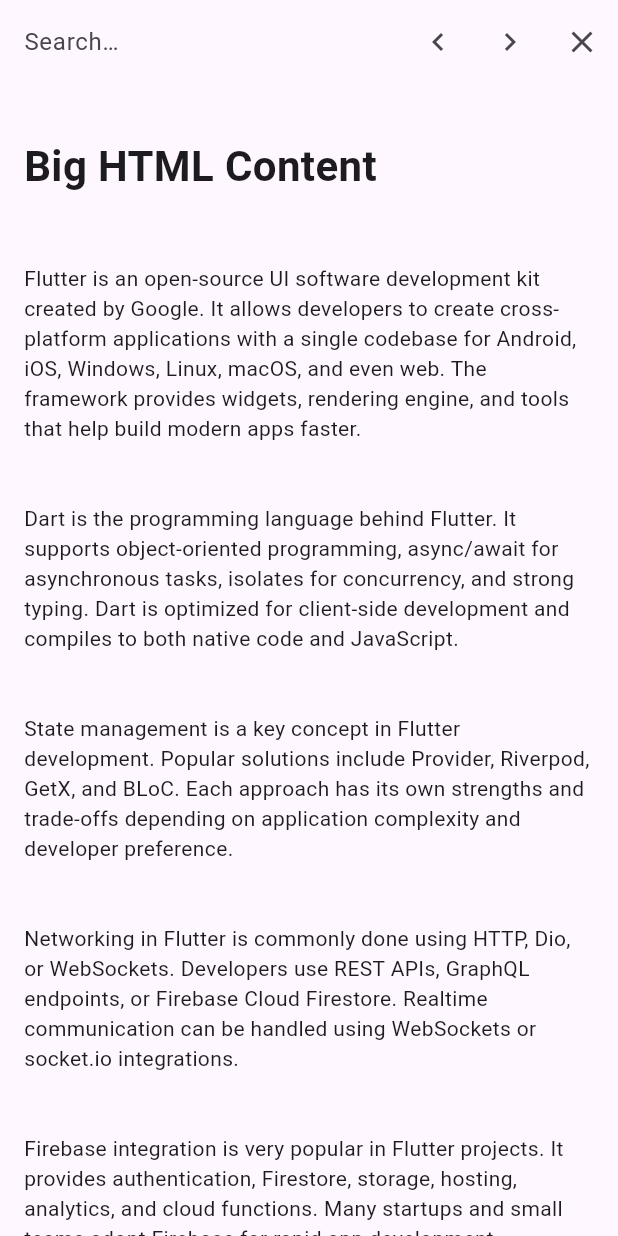
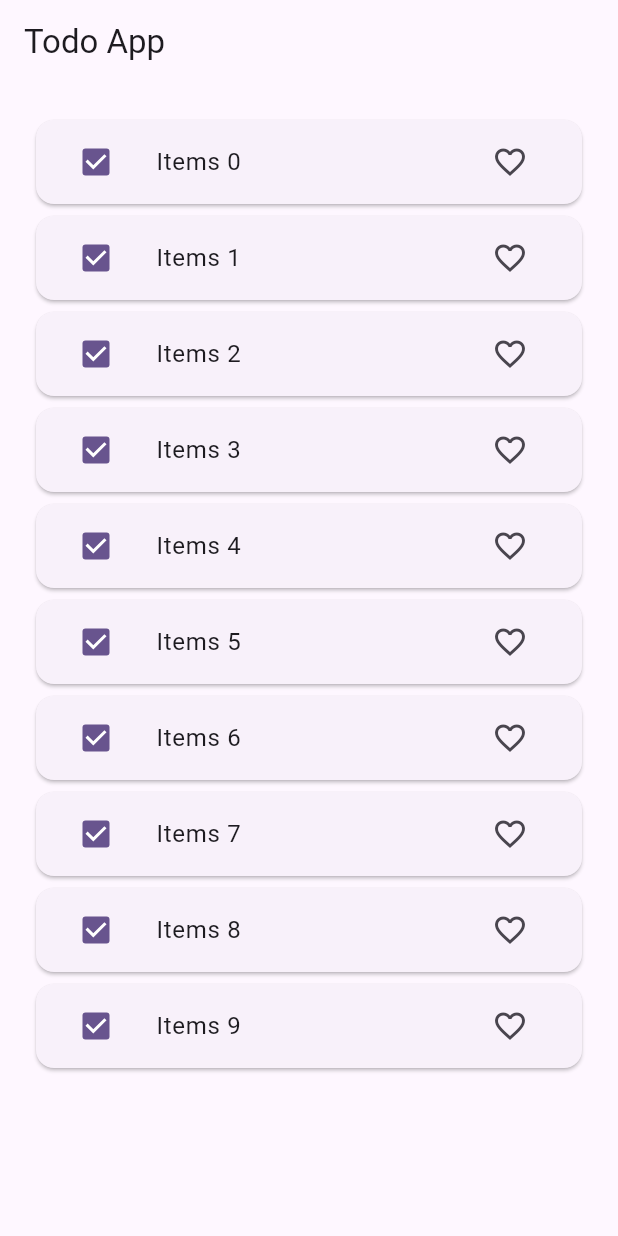
Before and after one commit to SubrataSoftBD/Flutter_bloc_learn, a Flutter app: the screen it shows after launch, on a phone screen of 412 x 824 dp. Run offline on Flutter 3.47's test engine with Material 3 defaults, Android fonts, the phone set to English and light mode, and no system bars; drawn by our look-alikes of flutter_widget_from_html_core; our stand-ins replace bloc, equatable, flutter_bloc, image_picker; missing offline and left inert: flutter_inappwebview.

Commit message:
Need to debug

```diff
--- /dev/null
+++ b/lib/favourite/bloc/favourite_bloc.dart
@@ -0,0 +1,53 @@
+import 'package:flutter_bloc/flutter_bloc.dart';
+import 'package:flutter_bloc_tutorial/favourite/bloc/favourite_event.dart';
+import 'package:flutter_bloc_tutorial/favourite/bloc/favourite_state.dart';
+import 'package:flutter_bloc_tutorial/model/favourite_list_model.dart';
+import 'package:flutter_bloc_tutorial/repository/favourite_repository.dart';
+
+class FavouriteBloc extends Bloc<FavouriteEvent, FavouriteState> {
+  List<FavouriteListModel> favouriteList = [];
+  List<FavouriteListModel> tempFavouriteList = [];
+  FavouriteRepository favouriteRepository;
+
+  FavouriteBloc(this.favouriteRepository) : super(FavouriteState()) {
+    on<FetchFavouriteList>(_fetchList);
+    on<FavouriteList>(_addFavouriteItem);
+    on<SelectItem>(_selectedItem);
+    on<UnSelectItem>(_unSelectedItem);
+  }
+
+  void _fetchList(
+    FetchFavouriteList event,
+    Emitter<FavouriteState> emit,
+  ) async {
+    favouriteList = await favouriteRepository.fetchItems();
+    emit(
+      state.copyWith(
+        favouriteList: List.from(favouriteList),
+        status: ListStatus.success,
+      ),
+    );
+  }
+
+  void _addFavouriteItem(
+    FavouriteList event,
+    Emitter<FavouriteState> emit,
+  ) async {
+    final index = favouriteList.indexWhere(
+      (element) => element.id == event.items.id,
+    );
+    favouriteList[index] = event.items;
+    emit(state.copyWith(favouriteList: List.from(favouriteList)));
+  }
+
+  void _selectedItem(SelectItem event, Emitter<FavouriteState> emit) async {
+    tempFavouriteList.add(event.items);
+
+    emit(state.copyWith(tempFavouriteList: List.from(tempFavouriteList)));
+  }
+
+  void _unSelectedItem(UnSelectItem event, Emitter<FavouriteState> emit) async {
+    tempFavouriteList.remove(event.items);
+    emit(state.copyWith(tempFavouriteList: List.from(tempFavouriteList)));
+  }
+}
--- /dev/null
+++ b/lib/favourite/bloc/favourite_event.dart
@@ -0,0 +1,26 @@
+import 'package:equatable/equatable.dart';
+import 'package:flutter_bloc_tutorial/model/favourite_list_model.dart';
+
+abstract class FavouriteEvent extends Equatable {
+  const FavouriteEvent();
+
+  @override
+  List<Object?> get props => [];
+}
+
+class FetchFavouriteList extends FavouriteEvent {}
+
+class FavouriteList extends FavouriteEvent {
+  final FavouriteListModel items;
+  const FavouriteList({required this.items});
+}
+
+class SelectItem extends FavouriteEvent {
+  final FavouriteListModel items;
+  const SelectItem({required this.items});
+}
+
+class UnSelectItem extends FavouriteEvent {
+  final FavouriteListModel items;
+  const UnSelectItem({required this.items});
+}
--- /dev/null
+++ b/lib/favourite/bloc/favourite_state.dart
@@ -0,0 +1,33 @@
+import 'package:equatable/equatable.dart';
+
+import '../../model/favourite_list_model.dart';
+
+enum ListStatus { loading, success, failure }
+
+class FavouriteState extends Equatable {
+  final List<FavouriteListModel> favouriteList;
+  final List<FavouriteListModel> tempFavouriteList;
+
+  final ListStatus status;
+
+  const FavouriteState({
+    this.favouriteList = const [],
+    this.tempFavouriteList = const [],
+    this.status = ListStatus.loading,
+  });
+
+  FavouriteState copyWith({
+    List<FavouriteListModel>? favouriteList,
+    List<FavouriteListModel>? tempFavouriteList,
+    ListStatus? status,
+  }) {
+    return FavouriteState(
+      favouriteList: favouriteList ?? this.favouriteList,
+      tempFavouriteList: favouriteList ?? this.tempFavouriteList,
+      status: status ?? this.status,
+    );
+  }
+
+  @override
+  List<Object?> get props => [favouriteList, tempFavouriteList, status];
+}
--- /dev/null
+++ b/lib/favourite/favourite_view.dart
@@ -0,0 +1,87 @@
+import 'package:flutter/material.dart';
+import 'package:flutter_bloc/flutter_bloc.dart';
+import 'package:flutter_bloc_tutorial/favourite/bloc/favourite_bloc.dart';
+import 'package:flutter_bloc_tutorial/favourite/bloc/favourite_event.dart';
+import 'package:flutter_bloc_tutorial/favourite/bloc/favourite_state.dart';
+import 'package:flutter_bloc_tutorial/model/favourite_list_model.dart';
+
+class FavouriteView extends StatefulWidget {
+  const FavouriteView({super.key});
+
+  @override
+  State<FavouriteView> createState() => _FavouriteViewState();
+}
+
+class _FavouriteViewState extends State<FavouriteView> {
+  @override
+  void initState() {
+    super.initState();
+    context.read<FavouriteBloc>().add(FetchFavouriteList());
+  }
+
+  @override
+  Widget build(BuildContext context) {
+    return Scaffold(
+      appBar: AppBar(title: Text("Todo App")),
+      body: Padding(
+        padding: const EdgeInsets.all(20),
+        child: BlocBuilder<FavouriteBloc, FavouriteState>(
+          builder: (context, state) {
+            if (state.status == ListStatus.loading) {
+              return Center(child: CircularProgressIndicator());
+            }
+            if (state.status == ListStatus.failure) {
+              return Center(child: Text("Something went wrong"));
+            } else {
+              return ListView.builder(
+                itemCount: state.favouriteList.length,
+                itemBuilder: (context, index) {
+                  final data = state.favouriteList[index];
+                  return Card(
+                    child: ListTile(
+                      leading: Checkbox(
+                        value: state.tempFavouriteList.contains(data)
+                            ? true
+                            : false,
+                        onChanged: (value) {
+                          print(value!);
+                          if (value!) {
+                            context.read<FavouriteBloc>().add(
+                              SelectItem(items: data),
+                            );
+                          } else {
+                            context.read<FavouriteBloc>().add(
+                              UnSelectItem(items: data),
+                            );
+                          }
+                        },
+                      ),
+                      title: Text(state.favouriteList[index].value),
+                      trailing: IconButton(
+                        onPressed: () {
+                          FavouriteListModel fav = FavouriteListModel(
+                            id: data.id,
+                            value: data.value,
+                            isFavourite: data.isFavourite ? false : true,
+                          );
+                          context.read<FavouriteBloc>().add(
+                            FavouriteList(items: fav),
+                          );
+                        },
+                        icon: Icon(
+                          data.isFavourite
+                              ? Icons.favorite
+                              : Icons.favorite_outline,
+                        ),
+                      ),
+                    ),
+                  );
+                },
+              );
+            }
+          },
+        ),
+      ),
+    );
+  }
+}
--- /dev/null
+++ b/lib/image_picker/bloc/image_picker_bloc.dart
@@ -0,0 +1,32 @@
+import 'package:bloc/bloc.dart';
+import 'package:flutter_bloc/flutter_bloc.dart';
+import 'package:flutter_bloc_tutorial/image_picker/bloc/image_picker_event.dart';
+import 'package:flutter_bloc_tutorial/image_picker/bloc/image_picker_state.dart';
+import 'package:image_picker/image_picker.dart';
+
+import '../../utils/image_picker_utils.dart';
+
+class ImagePickerBloc extends Bloc<ImagePickerEvent, ImagePickerState> {
+  final ImagePickerUtils imagePickerUtils;
+
+  ImagePickerBloc(this.imagePickerUtils) : super(ImagePickerState()) {
+    on<CameraCapture>(_onCameraCapture);
+    on<GalleryPicker>(_onGalleryPicker);
+  }
+
+  void _onCameraCapture(
+    CameraCapture event,
+    Emitter<ImagePickerState> emit,
+  ) async {
+    XFile? file = await imagePickerUtils.cameraCaptureTap();
+    emit(state.copyWith(file: file));
+  }
+
+  void _onGalleryPicker(
+    GalleryPicker event,
+    Emitter<ImagePickerState> emit,
+  ) async {
+    XFile? file = await imagePickerUtils.galleryCaptureTap();
+    emit(state.copyWith(file: file));
+  }
+}
--- /dev/null
+++ b/lib/image_picker/bloc/image_picker_event.dart
@@ -0,0 +1,13 @@
+
+
+import 'package:equatable/equatable.dart';
+
+abstract class ImagePickerEvent extends Equatable {
+  const ImagePickerEvent();
+
+  @override
+  List<Object> get props => [];
+}
+
+class CameraCapture extends ImagePickerEvent{}
+class GalleryPicker extends ImagePickerEvent{}
--- /dev/null
+++ b/lib/image_picker/bloc/image_picker_state.dart
@@ -0,0 +1,15 @@
+import 'package:equatable/equatable.dart';
+import 'package:image_picker/image_picker.dart';
+
+class ImagePickerState extends Equatable {
+  final XFile? file;
+
+  const ImagePickerState({this.file});
+
+  ImagePickerState copyWith({XFile? file}) {
+    return ImagePickerState(file: file ?? this.file);
+  }
+
+  @override
+  List<Object> get props => [file ?? ""];
+}
--- a/lib/main.dart
+++ b/lib/main.dart
@@ -1,8 +1,14 @@
 import 'package:flutter/material.dart';
 import 'package:flutter_bloc/flutter_bloc.dart';
 import 'package:flutter_bloc_tutorial/counter/bloc/counter_bloc.dart';
-import 'package:flutter_bloc_tutorial/search/html.dart';
+import 'package:flutter_bloc_tutorial/favourite/bloc/favourite_bloc.dart';
+import 'package:flutter_bloc_tutorial/image_picker/bloc/image_picker_bloc.dart';
+import 'package:flutter_bloc_tutorial/repository/favourite_repository.dart';
 import 'package:flutter_bloc_tutorial/switch_example/bloc/switch_bloc.dart';
+import 'package:flutter_bloc_tutorial/todo/bloc/todo_bloc.dart';
+import 'package:flutter_bloc_tutorial/utils/image_picker_utils.dart';
+
+import 'favourite/favourite_view.dart';
 
 void main() async {
   WidgetsFlutterBinding.ensureInitialized();
@@ -18,13 +24,16 @@ class MyApp extends StatelessWidget {
       providers: [
         BlocProvider(create: (context) => CounterBloc()),
         BlocProvider(create: (context) => SwitchBloc()),
+        BlocProvider(create: (context) => ImagePickerBloc(ImagePickerUtils())),
+        BlocProvider(create: (context) => TodoBloc()),
+        BlocProvider(create: (context) => FavouriteBloc(FavouriteRepository())),
       ],
       child: MaterialApp(
         title: 'Flutter Demo',
         theme: ThemeData(
           colorScheme: ColorScheme.fromSeed(seedColor: Colors.deepPurple),
         ),
-        home: const HtmlSearchView(),
+        home: const FavouriteView(),
       ),
     );
   }
--- /dev/null
+++ b/lib/model/favourite_list_model.dart
@@ -0,0 +1,32 @@
+import 'package:equatable/equatable.dart';
+
+class FavouriteListModel extends Equatable {
+  final String id;
+  final String value;
+  final bool isDeleting;
+  final bool isFavourite;
+
+  const FavouriteListModel({
+    required this.id,
+    required this.value,
+    this.isDeleting = false,
+    this.isFavourite = false,
+  });
+
+  FavouriteListModel copyWith({
+    String? id,
+    String? value,
+    bool? isDeleting,
+    bool? isFavourite,
+  }) {
+    return FavouriteListModel(
+      id: id ?? this.id,
+      value: value ?? this.value,
+      isDeleting: isDeleting ?? this.isDeleting,
+      isFavourite: isFavourite ?? this.isFavourite,
+    );
+  }
+
+  @override
+  List<Object?> get props => [id, value, isDeleting, isFavourite];
+}
--- /dev/null
+++ b/lib/repository/favourite_repository.dart
@@ -0,0 +1,16 @@
+import 'package:flutter_bloc_tutorial/model/favourite_list_model.dart';
+
+class FavouriteRepository {
+  Future<List<FavouriteListModel>> fetchItems() async {
+    await Future.delayed(const Duration(seconds: 3));
+    return List.of(_generateList(10));
+  }
+
+  List<FavouriteListModel> _generateList(int length) {
+    return List.generate(
+      length,
+      (index) =>
+          FavouriteListModel(id: index.toString(), value: "Items $index"),
+    );
+  }
+}
--- a/lib/search/html.dart
+++ b/lib/search/html.dart
@@ -141,6 +141,7 @@ class _HtmlSearchViewState extends State<HtmlSearchView> {
       caseSensitive: false,
     );
     blocks = regex.allMatches(content).map((m) => m.group(0) ?? "").toList();
+    print(blocks);
     blockKeys = List.generate(blocks.length, (_) => GlobalKey());
   }
 
--- /dev/null
+++ b/lib/todo/bloc/todo_bloc.dart
@@ -0,0 +1,22 @@
+import 'package:flutter_bloc/flutter_bloc.dart';
+import 'package:flutter_bloc_tutorial/todo/bloc/todo_event.dart';
+import 'package:flutter_bloc_tutorial/todo/bloc/todo_state.dart';
+
+class TodoBloc extends Bloc<TodoEvent, TodoState> {
+  final List<String> todoList = [];
+
+  TodoBloc() : super(const TodoState()) {
+    on<AddTodoEvent>(_addTodo);
+    on<RemoveTodoEvent>(_removeTodo);
+  }
+
+  void _addTodo(AddTodoEvent event, Emitter<TodoState> emit) {
+    todoList.add(event.task);
+    emit(state.copyWith(todosList: List.from(todoList)));
+  }
+
+  void _removeTodo(RemoveTodoEvent event, Emitter<TodoState> emit) {
+    todoList.remove(event.task);
+    emit(state.copyWith(todosList: List.from(todoList)));
+  }
+}
--- /dev/null
+++ b/lib/todo/bloc/todo_event.dart
@@ -0,0 +1,23 @@
+import 'package:equatable/equatable.dart';
+
+abstract class TodoEvent extends Equatable {
+  const TodoEvent();
+}
+
+class AddTodoEvent extends TodoEvent {
+  final String task;
+
+  const AddTodoEvent({required this.task});
+
+  @override
+  List<Object?> get props => [task];
+}
+
+class RemoveTodoEvent extends TodoEvent {
+  final Object task;
+
+  const RemoveTodoEvent({required this.task});
+
+  @override
+  List<Object?> get props => [];
+}
--- /dev/null
+++ b/lib/todo/bloc/todo_state.dart
@@ -0,0 +1,15 @@
+// sealed class TodoState {} need to see
+import 'package:equatable/equatable.dart';
+
+class TodoState extends Equatable {
+  final List<String> todosList;
+
+  const TodoState({this.todosList = const []});
+
+  TodoState copyWith({List<String>? todosList}) {
+    return TodoState(todosList: todosList ?? this.todosList);
+  }
+
+  @override
+  List<Object> get props => [todosList];
+}
--- /dev/null
+++ b/lib/utils/image_picker_utils.dart
@@ -0,0 +1,15 @@
+import 'package:image_picker/image_picker.dart';
+
+class ImagePickerUtils {
+  final ImagePicker _picker = ImagePicker();
+
+  Future<XFile?> cameraCaptureTap() async {
+    final XFile? file = await _picker.pickImage(source: ImageSource.camera);
+    return file;
+  }
+
+  Future<XFile?> galleryCaptureTap() async {
+    final XFile? file = await _picker.pickImage(source: ImageSource.gallery);
+    return file;
+  }
+}
--- a/pubspec.yaml
+++ b/pubspec.yaml
@@ -40,6 +40,7 @@ dependencies:
   flutter_inappwebview: ^6.1.5
   flutter_html: ^3.0.0
   flutter_widget_from_html_core: ^0.17.0
+  image_picker:
 
 dev_dependencies:
   flutter_test:
```
Also changed, not shown: lib/image_picker/image_picker_screen.dart (added, +33 -0 lines), lib/todo/todo_view.dart (added, +64 -0 lines), pubspec.lock, 6 other files.
